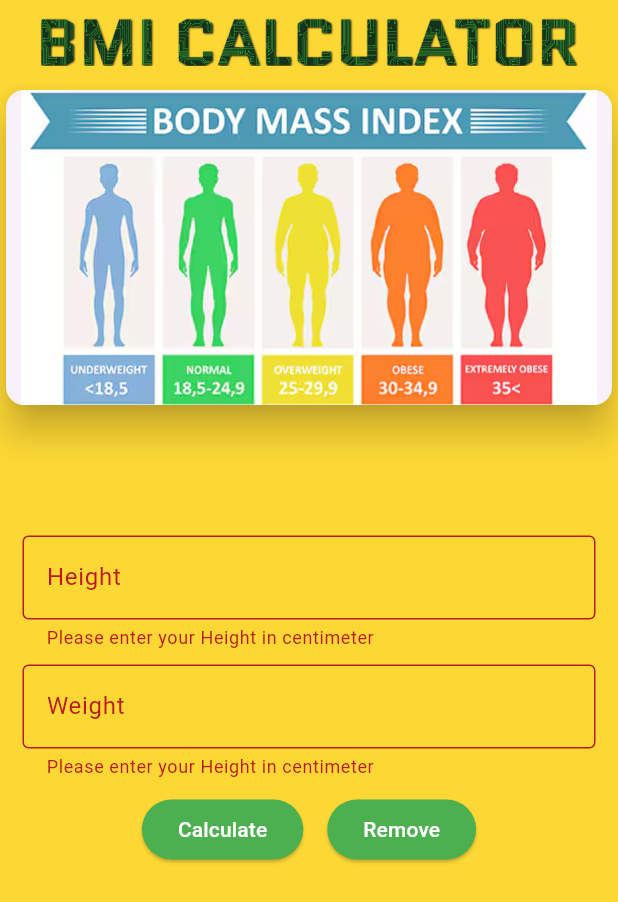
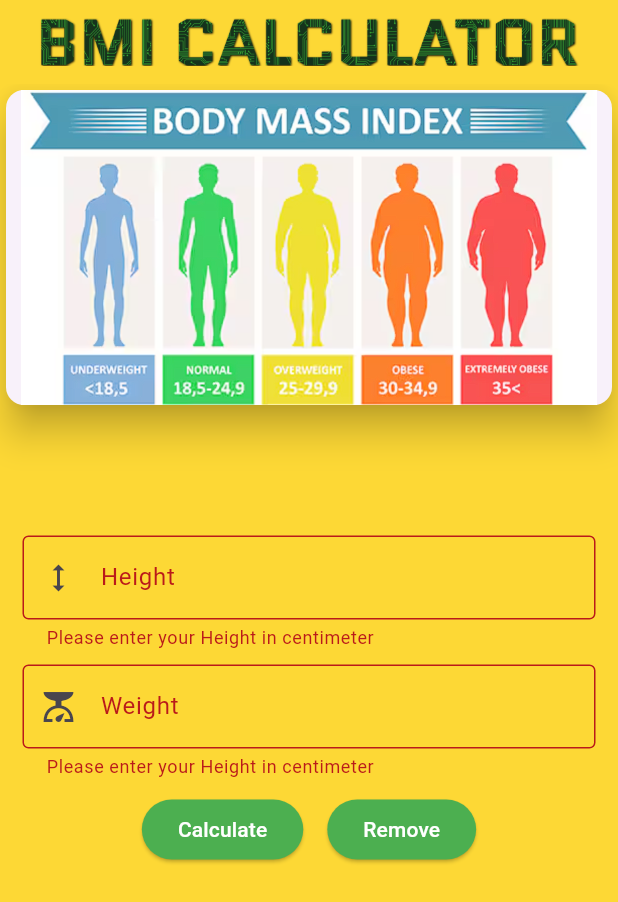
Before and after one commit to Russel-Meera/FlutterSharedPref, a Flutter app: the screen it shows after launch, after a tap on "Calculate", on a phone screen of 412 x 824 dp. Shown: the top 902 px of the screen. Run offline on Flutter 3.47's test engine with Material 3 defaults, Android fonts, the phone set to English and light mode, and no system bars; our stand-ins replace shared_preferences.

Commit message:
[Finish BMI calculator]

```diff
--- a/lib/home.dart
+++ b/lib/home.dart
@@ -122,6 +122,7 @@ class _MyBMIState extends State<MyBMI> {
                         hintText: "Centimeter",
                         label: Text("Height"),
                         border: OutlineInputBorder(),
+                        prefixIcon: Icon(Icons.height),
                       ),
                       validator: (value) {
                         if (value == null || value.isEmpty) {
@@ -129,6 +130,10 @@ class _MyBMIState extends State<MyBMI> {
                         } else if (!RegExp(r'^\d*\.?\d+$').hasMatch(value)) {
                           return 'Please enter a valid number';
                         } else {
+                          double checker = double.parse(value);
+                          if (checker < 2.5) {
+                            return 'Please enter a valid number';
+                          }
                           return null;
                         }
                       },
@@ -146,6 +151,7 @@ class _MyBMIState extends State<MyBMI> {
                         hintText: "Kilograms",
                         label: Text("Weight"),
                         border: OutlineInputBorder(),
+                        prefixIcon: Icon(Icons.scale),
                       ),
                       validator: (value) {
                         if (value == null || value.isEmpty) {
@@ -154,6 +160,10 @@ class _MyBMIState extends State<MyBMI> {
                             .hasMatch(value)) {
                           return 'Please enter a valid number';
                         } else {
+                          double checker = double.parse(value);
+                          if (checker < 2.5) {
+                            return 'Please enter a valid number';
+                          }
                           return null;
                         }
                       },
```
